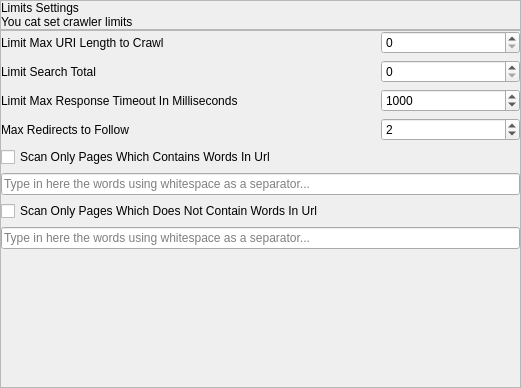
The window that seospider/ui/limits_settings_widget.ui (andrascii/RiveSolutions_SEO_Spider) describes before a commit, drawn with Qt 5.
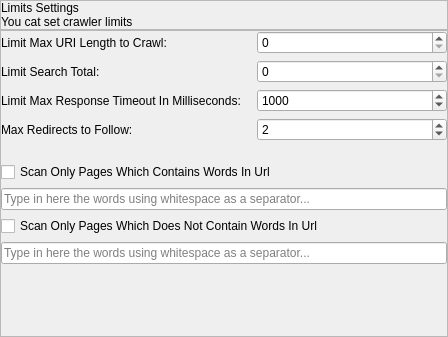
The same window after the commit.

Commit message: Изменения дизайна настроек и меню

The edit to the form file:
```diff
--- a/seospider/ui/limits_settings_widget.ui
+++ b/seospider/ui/limits_settings_widget.ui
@@ -6,8 +6,8 @@
    <rect>
     <x>0</x>
     <y>0</y>
-    <width>521</width>
-    <height>388</height>
+    <width>448</width>
+    <height>337</height>
    </rect>
   </property>
   <property name="windowTitle">
@@ -109,121 +109,60 @@
       </property>
       <item>
        <layout class="QGridLayout" name="gridLayout">
-        <item row="0" column="2">
-         <widget class="QSpinBox" name="limitURILength">
-          <property name="sizePolicy">
-           <sizepolicy hsizetype="Preferred" vsizetype="Fixed">
-            <horstretch>0</horstretch>
-            <verstretch>0</verstretch>
-           </sizepolicy>
-          </property>
-          <property name="minimumSize">
-           <size>
-            <width>50</width>
-            <height>0</height>
-           </size>
-          </property>
-          <property name="maximum">
-           <number>300</number>
-          </property>
-          <property name="controlKey" stdset="0">
-           <string notr="true">limitMaxUrlLength</string>
-          </property>
-         </widget>
-        </item>
-        <item row="3" column="2">
-         <widget class="QSpinBox" name="maxRedirects">
-          <property name="sizePolicy">
-           <sizepolicy hsizetype="Preferred" vsizetype="Fixed">
-            <horstretch>0</horstretch>
-            <verstretch>0</verstretch>
-           </sizepolicy>
-          </property>
-          <property name="minimumSize">
-           <size>
-            <width>50</width>
-            <height>0</height>
-           </size>
-          </property>
-          <property name="maximum">
-           <number>100</number>
-          </property>
-          <property name="value">
-           <number>2</number>
-          </property>
-          <property name="controlKey" stdset="0">
-           <string notr="true">maxRedirectCount</string>
-          </property>
-         </widget>
-        </item>
-        <item row="2" column="2">
-         <widget class="QSpinBox" name="responseTimeout">
-          <property name="sizePolicy">
-           <sizepolicy hsizetype="Preferred" vsizetype="Fixed">
-            <horstretch>0</horstretch>
-            <verstretch>0</verstretch>
-           </sizepolicy>
-          </property>
-          <property name="minimumSize">
-           <size>
-            <width>50</width>
-            <height>0</height>
-           </size>
-          </property>
-          <property name="maximum">
-           <number>50000</number>
-          </property>
-          <property name="value">
-           <number>1000</number>
-          </property>
-          <property name="controlKey" stdset="0">
-           <string notr="true">limitTimeout</string>
-          </property>
-         </widget>
-        </item>
-        <item row="1" column="0">
-         <widget class="QLabel" name="label_5">
-          <property name="text">
-           <string>Limit Search Total</string>
-          </property>
-         </widget>
-        </item>
         <item row="0" column="0">
          <widget class="QLabel" name="label_6">
           <property name="text">
-           <string>Limit Max URI Length to Crawl</string>
+           <string>Limit Max URI Length to Crawl:</string>
+          </property>
+         </widget>
+        </item>
+        <item row="1" column="0">
+         <widget class="QLabel" name="label_5">
+          <property name="text">
+           <string>Limit Search Total:</string>
           </property>
          </widget>
         </item>
         <item row="2" column="0">
          <widget class="QLabel" name="label_8">
           <property name="text">
-           <string>Limit Max Response Timeout In Milliseconds</string>
+           <string>Limit Max Response Timeout In Milliseconds:</string>
           </property>
          </widget>
         </item>
         <item row="3" column="0">
          <widget class="QLabel" name="label_7">
           <property name="text">
-           <string>Max Redirects to Follow</string>
+           <string>Max Redirects to Follow:</string>
           </property>
          </widget>
         </item>
-        <item row="4" column="0">
-         <widget class="QCheckBox" name="checkBox">
-          <property name="text">
-           <string>Scan Only Pages Which Contains Words In Url</string>
+        <item row="3" column="1">
+         <widget class="QSpinBox" name="maxRedirects">
+          <property name="sizePolicy">
+           <sizepolicy hsizetype="Preferred" vsizetype="Fixed">
+            <horstretch>0</horstretch>
+            <verstretch>0</verstretch>
+           </sizepolicy>
           </property>
-         </widget>
-        </item>
-        <item row="6" column="0">
-         <widget class="QCheckBox" name="checkBox_2">
-          <property name="text">
-           <string>Scan Only Pages Which Does Not Contain Words In Url</string>
+          <property name="minimumSize">
+           <size>
+            <width>50</width>
+            <height>0</height>
+           </size>
           </property>
+          <property name="maximum">
+           <number>100</number>
+          </property>
+          <property name="value">
+           <number>2</number>
+          </property>
+          <property name="controlKey" stdset="0">
+           <string notr="true">maxRedirectCount</string>
+          </property>
          </widget>
         </item>
-        <item row="1" column="2">
+        <item row="1" column="1">
          <widget class="QSpinBox" name="limitSearch">
           <property name="sizePolicy">
            <sizepolicy hsizetype="Preferred" vsizetype="Fixed">
@@ -245,7 +184,54 @@
           </property>
          </widget>
         </item>
-        <item row="4" column="1">
+        <item row="2" column="1">
+         <widget class="QSpinBox" name="responseTimeout">
+          <property name="sizePolicy">
+           <sizepolicy hsizetype="Preferred" vsizetype="Fixed">
+            <horstretch>0</horstretch>
+            <verstretch>0</verstretch>
+           </sizepolicy>
+          </property>
+          <property name="minimumSize">
+           <size>
+            <width>50</width>
+            <height>0</height>
+           </size>
+          </property>
+          <property name="maximum">
+           <number>50000</number>
+          </property>
+          <property name="value">
+           <number>1000</number>
+          </property>
+          <property name="controlKey" stdset="0">
+           <string notr="true">limitTimeout</string>
+          </property>
+         </widget>
+        </item>
+        <item row="0" column="1">
+         <widget class="QSpinBox" name="limitURILength">
+          <property name="sizePolicy">
+           <sizepolicy hsizetype="Preferred" vsizetype="Fixed">
+            <horstretch>0</horstretch>
+            <verstretch>0</verstretch>
+           </sizepolicy>
+          </property>
+          <property name="minimumSize">
+           <size>
+            <width>50</width>
+            <height>0</height>
+           </size>
+          </property>
+          <property name="maximum">
+           <number>300</number>
+          </property>
+          <property name="controlKey" stdset="0">
+           <string notr="true">limitMaxUrlLength</string>
+          </property>
+         </widget>
+        </item>
+        <item row="4" column="0">
          <spacer name="horizontalSpacer">
           <property name="orientation">
            <enum>Qt::Horizontal</enum>
@@ -255,41 +241,78 @@
           </property>
           <property name="sizeHint" stdset="0">
            <size>
-            <width>46</width>
-            <height>20</height>
+            <width>250</width>
+            <height>15</height>
            </size>
           </property>
          </spacer>
         </item>
-        <item row="5" column="0" colspan="3">
+       </layout>
+      </item>
+      <item>
+       <layout class="QGridLayout" name="gridLayout_2">
+        <property name="rightMargin">
+         <number>0</number>
+        </property>
+        <property name="bottomMargin">
+         <number>0</number>
+        </property>
+        <item row="1" column="0" colspan="2">
          <widget class="QLineEdit" name="lineEdit">
           <property name="placeholderText">
            <string>Type in here the words using whitespace as a separator...</string>
           </property>
          </widget>
         </item>
-        <item row="7" column="0" colspan="3">
+        <item row="3" column="0" colspan="2">
          <widget class="QLineEdit" name="lineEdit_2">
           <property name="placeholderText">
            <string>Type in here the words using whitespace as a separator...</string>
           </property>
          </widget>
         </item>
+        <item row="4" column="0">
+         <spacer name="verticalSpacer">
+          <property name="orientation">
+           <enum>Qt::Vertical</enum>
+          </property>
+          <property name="sizeHint" stdset="0">
+           <size>
+            <width>20</width>
+            <height>140</height>
+           </size>
+          </property>
+         </spacer>
+        </item>
+        <item row="4" column="1">
+         <spacer name="horizontalSpacer_2">
+          <property name="orientation">
+           <enum>Qt::Horizontal</enum>
+          </property>
+          <property name="sizeHint" stdset="0">
+           <size>
+            <width>40</width>
+            <height>20</height>
+           </size>
+          </property>
+         </spacer>
+        </item>
+        <item row="2" column="0" colspan="2">
+         <widget class="QCheckBox" name="checkBox_2">
+          <property name="text">
+           <string>Scan Only Pages Which Does Not Contain Words In Url</string>
+          </property>
+         </widget>
+        </item>
+        <item row="0" column="0" colspan="2">
+         <widget class="QCheckBox" name="checkBox">
+          <property name="text">
+           <string>Scan Only Pages Which Contains Words In Url</string>
+          </property>
+         </widget>
+        </item>
        </layout>
       </item>
-      <item>
-       <spacer name="verticalSpacer">
-        <property name="orientation">
-         <enum>Qt::Vertical</enum>
-        </property>
-        <property name="sizeHint" stdset="0">
-         <size>
-          <width>20</width>
-          <height>140</height>
-         </size>
-        </property>
-       </spacer>
-      </item>
      </layout>
     </widget>
    </item>
```
Left out of the diff: 2 changed lines with no effect on the pictures. The commit also changes 5 other files.
